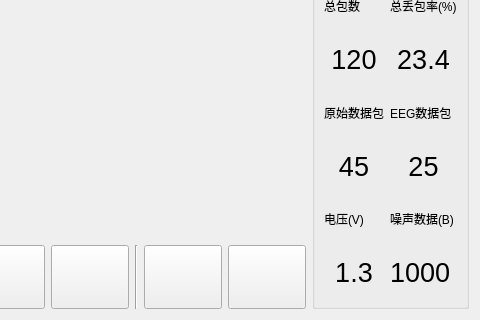
The window that MindViewer/mainwidget.ui (JackeyLea/MindViewer) describes before a commit, drawn with Qt 5; both pictures show x 305 to 785 and y 172 to 492 of the 785 by 492 pixel window.
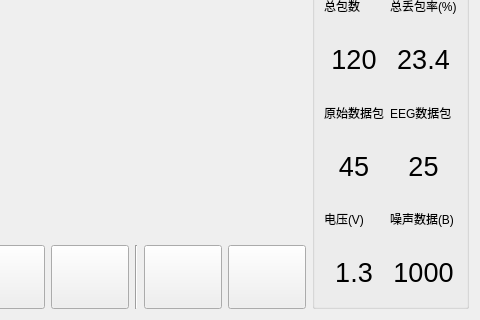
The same window after the commit. Icons and pictures are not drawn.

Commit message: 修改界面控件

The edit to the form file:
```diff
--- a/MindViewer/mainwidget.ui
+++ b/MindViewer/mainwidget.ui
@@ -387,6 +387,9 @@
           <property name="text">
            <string>1000</string>
           </property>
+          <property name="alignment">
+           <set>Qt::AlignmentFlag::AlignCenter</set>
+          </property>
          </widget>
         </item>
         <item row="9" column="0">
```
Left out of the diff: 16 changed lines with no effect on the pictures.
